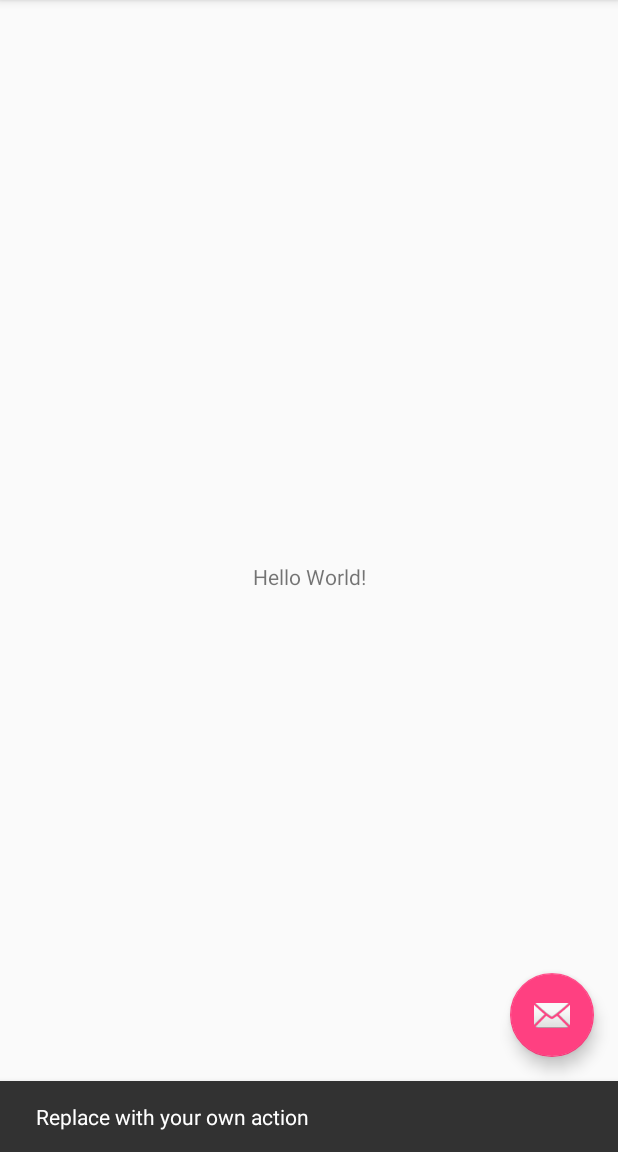
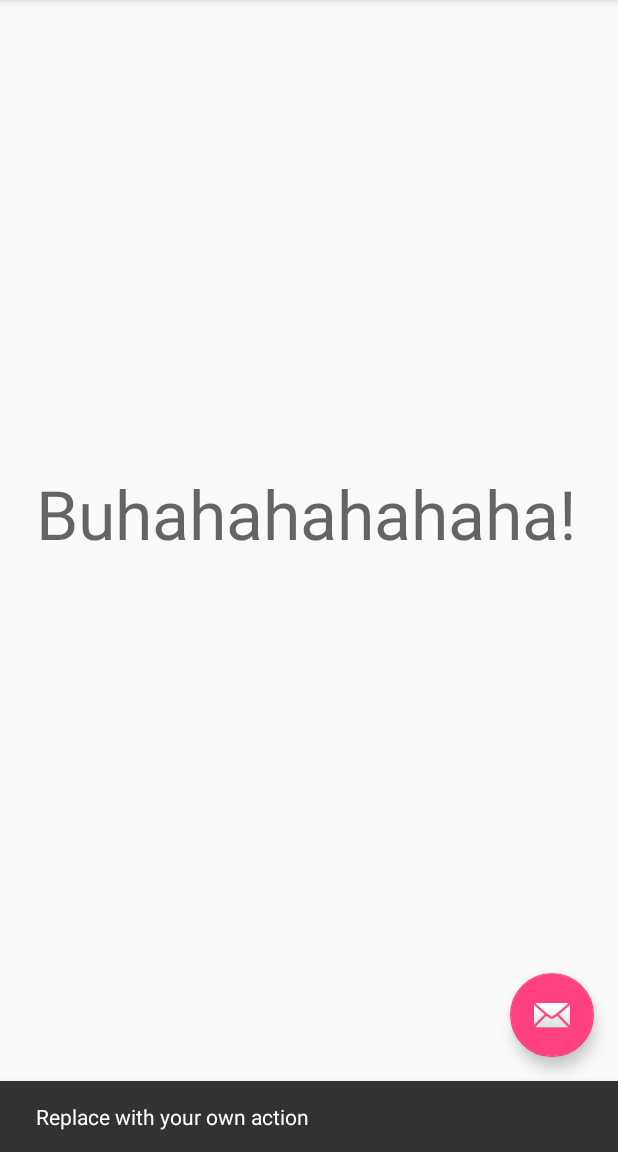
Before and after one commit to kalyan-pingali/Git-Example, an Android app: the screen it shows after launch (MainActivity), after a tap on an icon or button, on a phone screen of 412 x 824 dp, the part 84-1236 px from its top. Run offline under Robolectric (Android 15) with nearby library versions, the phone set to English and light mode, and no system bars.

Commit message:
Buhahahaha!!!!

```diff
--- a/app/src/main/res/layout/content_main.xml
+++ b/app/src/main/res/layout/content_main.xml
@@ -9,12 +9,15 @@
     tools:showIn="@layout/activity_main">
 
     <TextView
-        android:layout_width="wrap_content"
-        android:layout_height="wrap_content"
-        android:text="Hello World!"
+        android:layout_width="363dp"
+        android:layout_height="126dp"
+        android:text="Buhahahahahaha!"
+        android:textAppearance="@style/TextAppearance.AppCompat.Display2"
         app:layout_constraintBottom_toBottomOf="parent"
         app:layout_constraintLeft_toLeftOf="parent"
         app:layout_constraintRight_toRightOf="parent"
-        app:layout_constraintTop_toTopOf="parent" />
+        app:layout_constraintTop_toTopOf="parent"
+        app:layout_constraintVertical_bias="0.486"
+        app:layout_constraintHorizontal_bias="0.497" />
 
 </android.support.constraint.ConstraintLayout>
```
Also changed, not shown: 1 other file.
